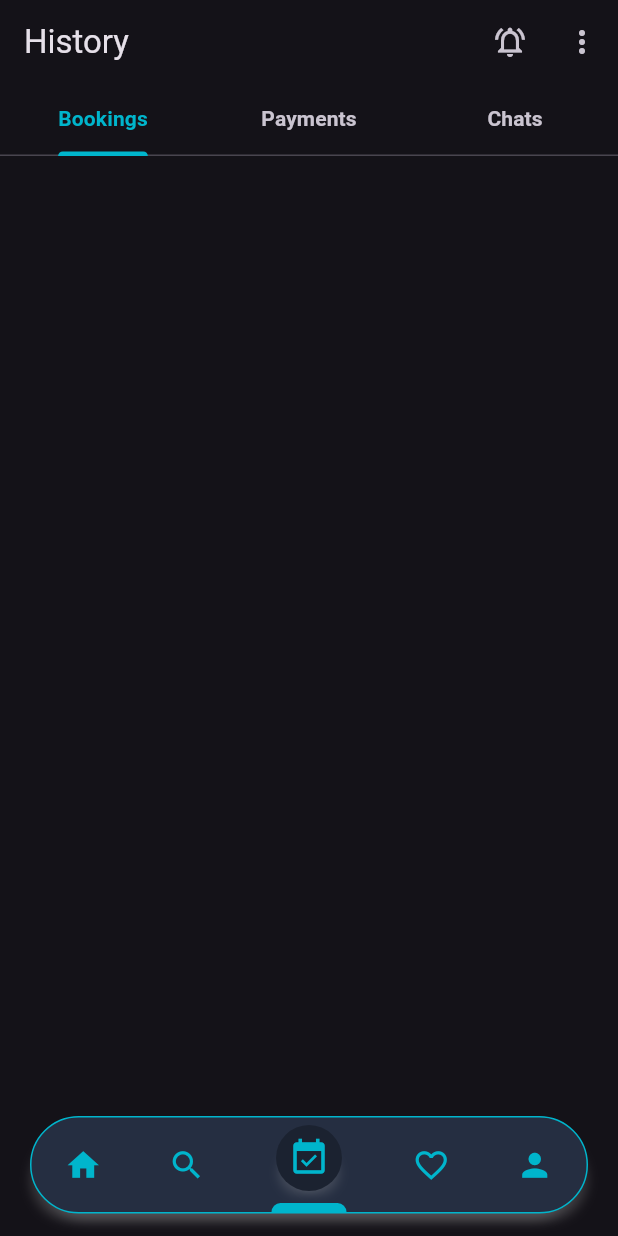
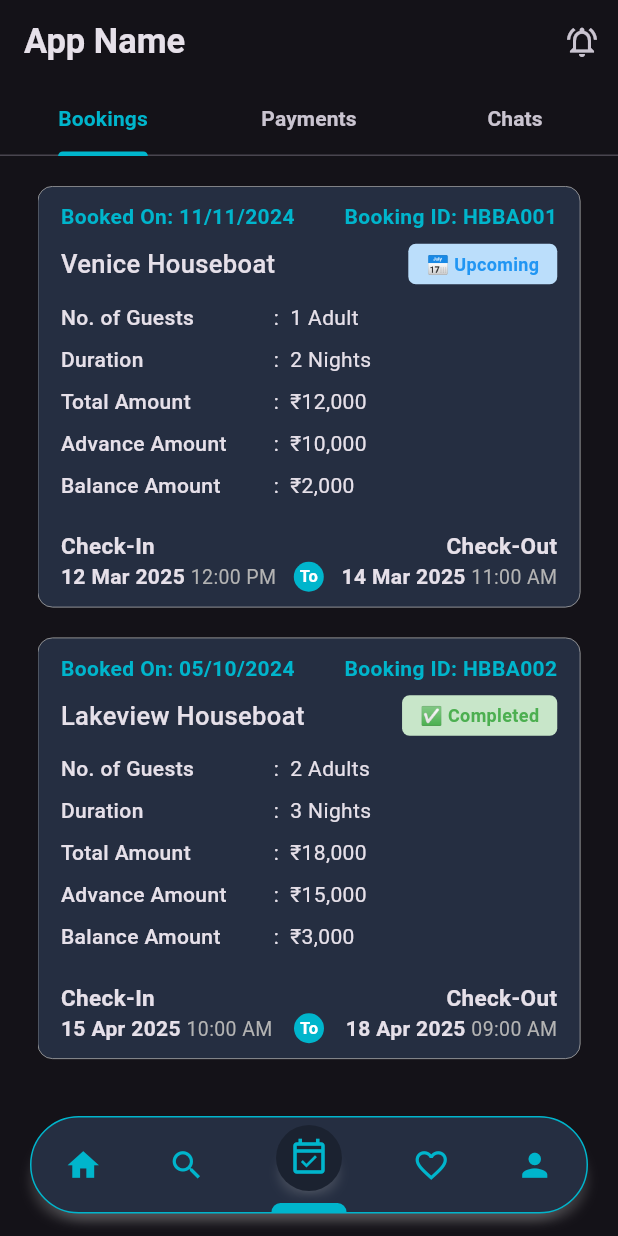
Before and after one commit to AbhinandhanaPU/houseboat_booking_app, a Flutter app: the HomeNavScreen screen opened directly, item 3 of the bottom bar chosen, on a phone screen of 412 x 824 dp. Run offline on Flutter 3.47's test engine with Material 3 defaults, Android fonts, the phone set to English and light mode, and no system bars; our stand-ins replace connectivity_plus, file_picker, flutter_svg, image_picker, intl_phone_field, lottie and 2 more.

Commit message:
booking history screen

```diff
--- a/lib/app/views/bottom_nav/bottom_nav_screen.dart
+++ b/lib/app/views/bottom_nav/bottom_nav_screen.dart
@@ -28,7 +28,7 @@ class _HomeNavScreenState extends State<HomeNavScreen> {
   final List<IconData> navIcons = [
     Icons.home,
     Icons.search,
-    Icons.event_available,
+    Icons.event_available_outlined,
     Icons.favorite_border,
     Icons.person,
   ];
--- a/lib/app/views/bottom_nav/tabs/booking/screens/booking_history.dart
+++ b/lib/app/views/bottom_nav/tabs/booking/screens/booking_history.dart
@@ -1,10 +1,87 @@
 import 'package:flutter/material.dart';
+import 'package:houseboat_booking/app/views/bottom_nav/tabs/booking/widgets/booking_card.dart';
 
 class BookingHistoryScreen extends StatelessWidget {
   const BookingHistoryScreen({super.key});
 
   @override
   Widget build(BuildContext context) {
-    return Column();
+    // List of Maps for Each Booking
+    final List<Map<String, dynamic>> bookings = [
+      {
+        'bookedOn': '11/11/2024',
+        'bookingId': 'HBBA001',
+        'houseboatName': 'Venice Houseboat',
+        'details': [
+          {'No. of Guests': '1 Adult'},
+          {'Duration': '2 Nights'},
+          {'Total Amount': '₹12,000'},
+          {'Advance Amount': '₹10,000'},
+          {'Balance Amount': '₹2,000'},
+        ],
+        'checkInDate': '12 Mar 2025',
+        'checkInTime': '12:00 PM',
+        'checkOutDate': '14 Mar 2025',
+        'checkOutTime': '11:00 AM',
+        'bookingStatus': 'Upcoming'
+      },
+      {
+        'bookedOn': '05/10/2024',
+        'bookingId': 'HBBA002',
+        'houseboatName': 'Lakeview Houseboat',
+        'details': [
+          {'No. of Guests': '2 Adults'},
+          {'Duration': '3 Nights'},
+          {'Total Amount': '₹18,000'},
+          {'Advance Amount': '₹15,000'},
+          {'Balance Amount': '₹3,000'},
+        ],
+        'checkInDate': '15 Apr 2025',
+        'checkInTime': '10:00 AM',
+        'checkOutDate': '18 Apr 2025',
+        'checkOutTime': '09:00 AM',
+        'bookingStatus': 'Completed'
+      },
+      {
+        'bookedOn': '02/08/2024',
+        'bookingId': 'HBBA003',
+        'houseboatName': 'Green Lake Houseboat',
+        'details': [
+          {'No. of Guests': '3 Adults'},
+          {'Duration': '1 Night'},
+          {'Total Amount': '₹25,000'},
+          {'Advance Amount': '₹20,000'},
+          {'Balance Amount': '₹5,000'},
+        ],
+        'checkInDate': '20 June 2025',
+        'checkInTime': '11:30 AM',
+        'checkOutDate': '21 June 2025',
+        'checkOutTime': '10:00 AM',
+        'bookingStatus': 'Cancelled'
+      },
+    ];
+    return Padding(
+      padding: const EdgeInsets.symmetric(horizontal: 25, vertical: 20),
+      child: ListView.separated(
+        itemCount: bookings.length,
+        separatorBuilder: (context, index) => const SizedBox(height: 20),
+        itemBuilder: (context, index) {
+          final booking = bookings[index];
+
+          return BookingCard(
+            bookedOn: booking['bookedOn'],
+            bookingId: booking['bookingId'],
+            houseboatName: booking['houseboatName'],
+            details: booking['details'],
+            checkInDate: booking['checkInDate'],
+            checkInTime: booking['checkInTime'],
+            checkOutDate: booking['checkOutDate'],
+            checkOutTime: booking['checkOutTime'],
+            bookingStatus: booking['bookingStatus'],
+            onCardTap: () {},
+          );
+        },
+      ),
+    );
   }
 }
--- a/lib/app/views/bottom_nav/tabs/booking/screens/booking_home.dart
+++ b/lib/app/views/bottom_nav/tabs/booking/screens/booking_home.dart
@@ -16,15 +16,17 @@ class BookingHomeScreen extends StatelessWidget {
         child: Scaffold(
           appBar: AppBar(
             automaticallyImplyLeading: false,
-            title: Text('History'),
+            title: Text(
+              'App Name',
+              style: TextStyle(
+                fontSize: 23,
+                fontWeight: FontWeight.bold,
+              ),
+            ),
             actions: [
               IconButton(
                 onPressed: () {},
                 icon: Icon(Icons.notifications_active_outlined),
-              ),
-              IconButton(
-                onPressed: () {},
-                icon: Icon(Icons.more_vert),
               ),
             ],
             bottom: TabBar(
--- /dev/null
+++ b/lib/app/views/bottom_nav/tabs/booking/widgets/booking_card.dart
@@ -0,0 +1,123 @@
+import 'package:flutter/material.dart';
+import 'package:houseboat_booking/app/utils/colors.dart';
+import 'package:houseboat_booking/app/views/bottom_nav/tabs/booking/widgets/booking_status_badge.dart';
+import 'package:houseboat_booking/app/views/bottom_nav/tabs/booking/widgets/check_inout_widget.dart';
+import 'package:houseboat_booking/app/widgets/keyvalue_row_widget.dart';
+
+class BookingCard extends StatelessWidget {
+  final String bookedOn;
+  final String bookingId;
+  final String houseboatName;
+  final String checkInDate;
+  final String checkInTime;
+  final String checkOutDate;
+  final String checkOutTime;
+  final List<Map<String, String>> details;
+  final VoidCallback onCardTap;
+  final String bookingStatus;
+
+  const BookingCard({
+    super.key,
+    required this.bookedOn,
+    required this.bookingId,
+    required this.houseboatName,
+    required this.checkInDate,
+    required this.checkInTime,
+    required this.checkOutDate,
+    required this.checkOutTime,
+    required this.details,
+    required this.onCardTap,
+    required this.bookingStatus,
+  });
+
+  @override
+  Widget build(BuildContext context) {
+    return GestureDetector(
+      onTap: onCardTap,
+      child: Container(
+        width: double.infinity,
+        padding: const EdgeInsets.symmetric(horizontal: 15, vertical: 10),
+        decoration: BoxDecoration(
+          color: AppColors.backgroundSecondary,
+          borderRadius: BorderRadius.circular(10),
+          border: Border.all(
+            color: AppColors.lightGrey,
+            width: 0.5,
+          ),
+        ),
+        child: Column(
+          crossAxisAlignment: CrossAxisAlignment.start,
+          children: [
+            // Booking ID and Date
+            Row(
+              mainAxisAlignment: MainAxisAlignment.spaceBetween,
+              children: [
+                Text(
+                  'Booked On: $bookedOn',
+                  style: const TextStyle(
+                    color: AppColors.lightPrimary,
+                    fontWeight: FontWeight.bold,
+                  ),
+                ),
+                Text(
+                  'Booking ID: $bookingId',
+                  style: const TextStyle(
+                    color: AppColors.lightPrimary,
+                    fontWeight: FontWeight.bold,
+                  ),
+                ),
+              ],
+            ),
+            const SizedBox(height: 8),
+
+            // Houseboat Image + Name
+            Row(
+              spacing: 5,
+              mainAxisAlignment: MainAxisAlignment.spaceBetween,
+              children: [
+                Expanded(
+                  child: Text(
+                    houseboatName,
+                    overflow: TextOverflow.ellipsis,
+                    style: const TextStyle(
+                      fontSize: 17,
+                      fontWeight: FontWeight.w500,
+                    ),
+                  ),
+                ),
+                BookingStatusBadge(bookingStatus: bookingStatus),
+              ],
+            ),
+            const SizedBox(height: 12),
+
+            // Booking Details
+            ListView.builder(
+              shrinkWrap: true,
+              physics: const NeverScrollableScrollPhysics(),
+              itemCount: details.length,
+              itemBuilder: (context, i) {
+                final item = details[i];
+                final keyText = item.keys.first;
+                final valueText = item.values.first;
+
+                return KeyValueRow(
+                  keyText: keyText,
+                  valueText: valueText,
+                );
+              },
+            ),
+            const SizedBox(height: 12),
+
+            // Check-In / Check-Out Details
+            CheckInOutWidget(
+              checkInDate: checkInDate,
+              checkInTime: checkInTime,
+              checkOutDate: checkOutDate,
+              checkOutTime: checkOutTime,
+            ),
+          ],
+        ),
+      ),
+    );
+  }
+}
--- /dev/null
+++ b/lib/app/views/bottom_nav/tabs/booking/widgets/booking_status_badge.dart
@@ -0,0 +1,67 @@
+import 'package:flutter/material.dart';
+
+class BookingStatusBadge extends StatelessWidget {
+  final String bookingStatus;
+
+  const BookingStatusBadge({
+    super.key,
+    required this.bookingStatus,
+  });
+
+  @override
+  Widget build(BuildContext context) {
+    Color badgeColor;
+    String badgeText;
+    Color textColor;
+
+    // Handle Status Logic
+    switch (bookingStatus) {
+      case 'Completed':
+        badgeColor = Colors.green.shade100;
+        badgeText = '✅ Completed';
+        textColor = Colors.green;
+        break;
+      case 'Ongoing':
+        badgeColor = Colors.orange.shade100;
+        badgeText = '🔥 Ongoing';
+        textColor = Colors.orange;
+        break;
+      case 'Cancelled':
+        badgeColor = Colors.red.shade100;
+        badgeText = '❌ Cancelled';
+        textColor = Colors.red;
+        break;
+      case 'Upcoming':
+        badgeColor = Colors.blue.shade100;
+        badgeText = '📅 Upcoming';
+        textColor = Colors.blue;
+        break;
+      case 'Expired':
+        badgeColor = Colors.grey.shade100;
+        badgeText = '⏳ Expired';
+        textColor = Colors.grey;
+        break;
+      default:
+        badgeColor = Colors.grey.shade100;
+        badgeText = '⌛ Pending';
+        textColor = Colors.black;
+    }
+
+    // Return the Badge Widget
+    return Container(
+      padding: const EdgeInsets.symmetric(horizontal: 12, vertical: 5),
+      decoration: BoxDecoration(
+        color: badgeColor,
+        borderRadius: BorderRadius.circular(5),
+      ),
+      child: Text(
+        badgeText,
+        style: TextStyle(
+          color: textColor,
+          fontWeight: FontWeight.bold,
+          fontSize: 12,
+        ),
+      ),
+    );
+  }
+}
--- /dev/null
+++ b/lib/app/views/bottom_nav/tabs/booking/widgets/check_inout_widget.dart
@@ -0,0 +1,99 @@
+import 'package:flutter/material.dart';
+import 'package:houseboat_booking/app/utils/colors.dart';
+
+class CheckInOutWidget extends StatelessWidget {
+  final String checkInDate;
+  final String checkInTime;
+  final String checkOutDate;
+  final String checkOutTime;
+  final bool showDivider;
+
+  const CheckInOutWidget({
+    super.key,
+    required this.checkInDate,
+    required this.checkInTime,
+    required this.checkOutDate,
+    required this.checkOutTime,
+    this.showDivider = true,
+  });
+
+  @override
+  Widget build(BuildContext context) {
+    return Row(
+      crossAxisAlignment: CrossAxisAlignment.end,
+      mainAxisAlignment: MainAxisAlignment.spaceBetween,
+      children: [
+        // Check-In Section
+        _buildCheckInOutSection(
+          title: 'Check-In',
+          date: checkInDate,
+          time: checkInTime,
+          alignment: CrossAxisAlignment.start,
+        ),
+
+        // Optional Divider (Circle Avatar)
+        if (showDivider)
+          const CircleAvatar(
+            radius: 10,
+            backgroundColor: AppColors.lightPrimary,
+            foregroundColor: AppColors.whiteColor,
+            child: Text(
+              'To',
+              style: TextStyle(
+                fontSize: 11,
+                fontWeight: FontWeight.bold,
+              ),
+            ),
+          ),
+
+        // Check-Out Section
+        _buildCheckInOutSection(
+          title: 'Check-Out',
+          date: checkOutDate,
+          time: checkOutTime,
+          alignment: CrossAxisAlignment.end,
+        ),
+      ],
+    );
+  }
+
+  // Reusable Function to Build Check-In/Check-Out Section
+  Widget _buildCheckInOutSection({
+    required String title,
+    required String date,
+    required String time,
+    required CrossAxisAlignment alignment,
+  }) {
+    return Column(
+      crossAxisAlignment: alignment,
+      children: [
+        Text(
+          title,
+          style: TextStyle(
+            fontSize: 15,
+            fontWeight: FontWeight.bold,
+          ),
+        ),
+        Text.rich(
+          TextSpan(
+            children: [
+              TextSpan(
+                text: "$date ",
+                style: const TextStyle(
+                  fontWeight: FontWeight.bold,
+                ),
+              ),
+              TextSpan(
+                text: time,
+                style: const TextStyle(
+                  fontSize: 13,
+                  color: AppColors.lightGrey,
+                ),
+              ),
+            ],
+          ),
+        ),
+      ],
+    );
+  }
+}
--- a/lib/app/widgets/colored_button.dart
+++ b/lib/app/widgets/colored_button.dart
@@ -38,7 +38,7 @@ class CustomcoloredButton extends StatelessWidget {
             text,
             style: TextStyle(
               color: AppColors.whiteColor,
-              fontSize: 20,
+              fontSize: 16,
               fontWeight: FontWeight.w600,
             ),
           ),
--- /dev/null
+++ b/lib/app/widgets/keyvalue_row_widget.dart
@@ -0,0 +1,43 @@
+import 'package:flutter/material.dart';
+
+class KeyValueRow extends StatelessWidget {
+  final String keyText;
+  final String valueText;
+
+  const KeyValueRow({
+    super.key,
+    required this.keyText,
+    required this.valueText,
+  });
+
+  @override
+  Widget build(BuildContext context) {
+    return Padding(
+      padding: const EdgeInsets.only(bottom: 8.0),
+      child: Row(
+        crossAxisAlignment: CrossAxisAlignment.start,
+        children: [
+          Expanded(
+            flex: 3,
+            child: Text(
+              keyText,
+              style: const TextStyle(
+                fontSize: 14,
+                fontWeight: FontWeight.w500,
+              ),
+            ),
+          ),
+          Expanded(
+            flex: 4,
+            child: Text(
+              ':  $valueText',
+              style: const TextStyle(
+                fontSize: 14,
+              ),
+            ),
+          ),
+        ],
+      ),
+    );
+  }
+}
--- a/lib/app/widgets/outlined_button.dart
+++ b/lib/app/widgets/outlined_button.dart
@@ -31,7 +31,7 @@ class CustomOutlinedButton extends StatelessWidget {
             text,
             style: TextStyle(
               color: AppColors.whiteColor,
-              fontSize: 20,
+              fontSize: 16,
               fontWeight: FontWeight.w600,
             ),
           ),
```
